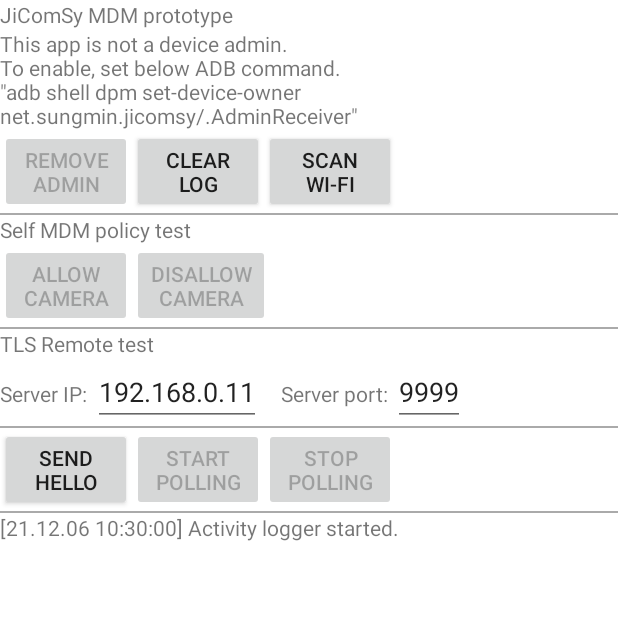
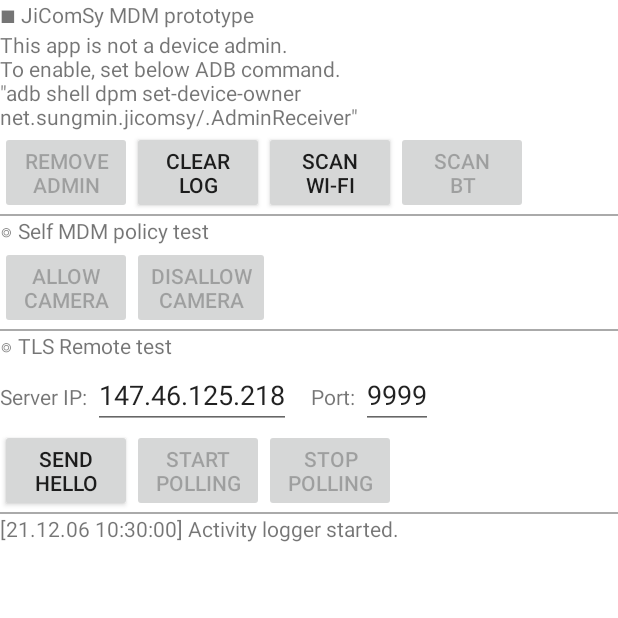
Before and after one commit to sungmin-net/AndroidMdmClient_Coursework, an Android app: the screen it shows after launch (MainActivity), on a phone screen of 412 x 824 dp, the top half of it. Run offline under Robolectric (Android 15) with nearby library versions, the phone set to English and light mode, and no system bars.

Commit message:
Code sync - BT scan and etc

```diff
--- a/app/src/main/AndroidManifest.xml
+++ b/app/src/main/AndroidManifest.xml
@@ -3,12 +3,17 @@
     package="net.sungmin.jicomsy">
 
     <uses-permission android:name="android.permission.ACCESS_NETWORK_STATE" />
+    <uses-permission android:name="android.permission.BLUETOOTH_SCAN" />
     <uses-permission android:name="android.permission.INTERNET"/>
     <uses-permission android:name="android.permission.RECEIVE_BOOT_COMPLETED" />
     <uses-permission android:name="android.permission.FOREGROUND_SERVICE"/>
     <uses-permission android:name="android.permission.CHANGE_WIFI_STATE"/>
     <uses-permission android:name="android.permission.ACCESS_WIFI_STATE"/>
     <uses-permission android:name="android.permission.ACCESS_FINE_LOCATION"/>
+    <uses-permission android:name="android.permission.ACCESS_COARSE_LOCATION"/>
+    <uses-permission android:name="android.permission.BLUETOOTH" />
+    <uses-permission android:name="android.permission.BLUETOOTH_CONNECT" />
+    <uses-permission android:name="android.permission.BLUETOOTH_ADMIN" />
 
     <application
         android:allowBackup="true"
--- a/app/src/main/java/net/sungmin/jicomsy/MainActivity.java
+++ b/app/src/main/java/net/sungmin/jicomsy/MainActivity.java
@@ -3,6 +3,7 @@ package net.sungmin.jicomsy;
 import android.Manifest;
 import android.app.Activity;
 import android.app.admin.DevicePolicyManager;
+import android.bluetooth.BluetoothAdapter;
 import android.content.BroadcastReceiver;
 import android.content.ComponentName;
 import android.content.Context;
@@ -19,10 +20,7 @@ import android.widget.Button;
 import android.widget.EditText;
 import android.widget.TextView;
 
-import androidx.appcompat.app.AppCompatActivity;
-
-import java.text.SimpleDateFormat;
-import java.util.Date;
+import static net.sungmin.jicomsy.Util.getTimeStamp;
 
 public class MainActivity extends Activity {
 
@@ -31,6 +29,7 @@ public class MainActivity extends Activity {
 
     DevicePolicyManager mDpm;
     ConnectivityManager mCm;
+    BluetoothAdapter mBa;
 
     TextView mTxtIsDeviceOwner;
     TextView mTxtActivityLogger;
@@ -42,12 +41,14 @@ public class MainActivity extends Activity {
     Button mBtnStopPolling;
     Button mBtnScanWifi;
     Button mBtnClearLog;
+    Button mBtnScanBt;
 
     EditText mEtServerIp;
     EditText mEtServerPort;
     String mPackageName;
     ComponentName mComponentName;
     Intent mServiceIntent;
+
 
     boolean mIsPolling = false;
 
@@ -76,6 +77,7 @@ public class MainActivity extends Activity {
         mPackageName = getApplicationContext().getPackageName();
         mComponentName = AdminReceiver.getComponentName(getApplicationContext());
         mServiceIntent = new Intent(getApplicationContext(), AdminService.class);
+        mBa = BluetoothAdapter.getDefaultAdapter();
 
         setupButtons();
         enableActivityLog();
@@ -84,7 +86,7 @@ public class MainActivity extends Activity {
     private void enableActivityLog() {
         mTxtActivityLogger = findViewById(R.id.activity_logger);
         mTxtActivityLogger.setMovementMethod(new ScrollingMovementMethod());
-        mTxtActivityLogger.setText("[" + getTime() + "] Activity logger started.");
+        mTxtActivityLogger.setText("[" + getTimeStamp() + "] Activity logger started.");
     }
 
     private void setupButtons() {
@@ -179,21 +181,21 @@ public class MainActivity extends Activity {
 
             @Override
             public void onClick(View view) {
-                mTxtActivityLogger.setText("[" + getTime() + "] Activity logger cleared.");
+                mTxtActivityLogger.setText("[" + getTimeStamp() + "] Activity logger cleared.");
             }
         });
 
+        mBtnScanBt = findViewById(R.id.btn_scan_bt);
+        mBtnScanBt.setOnClickListener(new View.OnClickListener() {
 
+            @Override
+            public void onClick(View view) {
+                Log.i(LOG_TAG, "Scan bluetooth clicked.");
+                mServiceIntent.setAction(AdminService.ACTION_SCAN_BT);
+                startService(mServiceIntent);
+            }
+        });
     }
-
-//    @Override
-//    public void onRequestPermissionsResult(int requestCode, String[] permissions,
-//            int[] grantResults) {
-//        Log.d(LOG_TAG, "onRequestPermissionsResult()");
-//        if (requestCode == 0 && grantResults[0] != PackageManager.PERMISSION_GRANTED) {
-//            // TODO - just finish()?
-//        }
-//    }
 
     @Override
     protected void onResume() {
@@ -250,6 +252,13 @@ public class MainActivity extends Activity {
             mBtnScanWifi.setEnabled(true);
         }
 
+        if (mBa != null && mBa.isEnabled() &&
+                getPackageManager().hasSystemFeature(PackageManager.FEATURE_BLUETOOTH_LE)) {
+            mBtnScanBt.setEnabled(true);
+        } else {
+            mBtnScanBt.setEnabled(false);
+        }
+
         registerReceiver(mReceiver, new IntentFilter(ACTIVITY_LOG));
     }
 
@@ -276,12 +285,6 @@ public class MainActivity extends Activity {
     }
 
     protected void activityLog(String msg) {
-        mTxtActivityLogger.append("\n[" + getTime() + "] " + msg);
+        mTxtActivityLogger.append("\n[" + getTimeStamp() + "] " + msg);
     }
-
-    private String getTime() {
-        SimpleDateFormat format = new SimpleDateFormat("yy.MM.dd HH:mm:ss");
-        return format.format(new Date());
-    }
-
 }
--- a/app/src/main/java/net/sungmin/jicomsy/Payload.java
+++ b/app/src/main/java/net/sungmin/jicomsy/Payload.java
@@ -10,7 +10,7 @@ public class Payload {
     static final String USER_ID = "UserId";
     static final String SERVER_ALIAS = "ServAlias";
     static final String TO_BE_SIGNED = "ToBeSigned";
-    static final String TIME_STAMP = "TimeStamp";
+    static final String NONCE = "Nonce";
     static final String SERVER_SIGN = "ServSign";
 
     // Commands to communicate with MDM server
--- /dev/null
+++ b/app/src/main/java/net/sungmin/jicomsy/Util.java
@@ -0,0 +1,14 @@
+package net.sungmin.jicomsy;
+
+import java.text.SimpleDateFormat;
+import java.util.Date;
+
+public class Util {
+
+    static final String TIME_STAMP_FORMAT = "yy.MM.dd HH:mm:ss";
+
+    static String getTimeStamp() {
+        SimpleDateFormat format = new SimpleDateFormat(TIME_STAMP_FORMAT);
+        return format.format(new Date());
+    }
+}
--- a/app/src/main/res/layout/activity_main.xml
+++ b/app/src/main/res/layout/activity_main.xml
@@ -12,7 +12,7 @@
         android:layout_width="wrap_content"
         android:layout_height="wrap_content"
         android:id="@+id/hello"
-        android:text="JiComSy MDM prototype"/>
+        android:text="■ JiComSy MDM prototype"/>
 
     <TextView
         android:layout_width="wrap_content"
@@ -42,6 +42,13 @@
             android:id="@+id/btn_scan_wifi"
             android:text="Scan\nWi-Fi"
             android:enabled="false"/>
+
+        <Button
+            android:layout_width="wrap_content"
+            android:layout_height="wrap_content"
+            android:id="@+id/btn_scan_bt"
+            android:text="Scan\nBT"
+            android:enabled="false"/>
     </LinearLayout>
     <View
         android:layout_width="match_parent"
@@ -50,7 +57,7 @@
     <TextView
         android:layout_width="wrap_content"
         android:layout_height="wrap_content"
-        android:text="Self MDM policy test"/>
+        android:text="◎ Self MDM policy test"/>
     <LinearLayout
         android:layout_width="match_parent"
         android:layout_height="wrap_content"
@@ -76,7 +83,7 @@
     <TextView
         android:layout_width="wrap_content"
         android:layout_height="wrap_content"
-        android:text="TLS Remote test"/>
+        android:text="◎ TLS Remote test"/>
     <LinearLayout
         android:layout_width="wrap_content"
         android:layout_height="wrap_content"
@@ -89,21 +96,17 @@
             android:layout_width="match_parent"
             android:layout_height="wrap_content"
             android:id="@+id/et_server_ip"
-            android:text="192.168.0.11" />
+            android:text="147.46.125.218" />
         <TextView
             android:layout_width="wrap_content"
             android:layout_height="wrap_content"
-            android:text="\tServer port: "/>
+            android:text="\tPort: "/>
         <EditText
             android:layout_width="match_parent"
             android:layout_height="wrap_content"
             android:id="@+id/et_server_port"
             android:text="9999" />
     </LinearLayout>
-    <View
-        android:layout_width="match_parent"
-        android:layout_height="1dp"
-        android:background="@android:color/darker_gray"/>
     <LinearLayout
         android:layout_width="match_parent"
         android:layout_height="wrap_content"
```
Also changed, not shown: app/src/main/java/net/sungmin/jicomsy/AdminService.java (+239 -58 lines), 1 other file.
